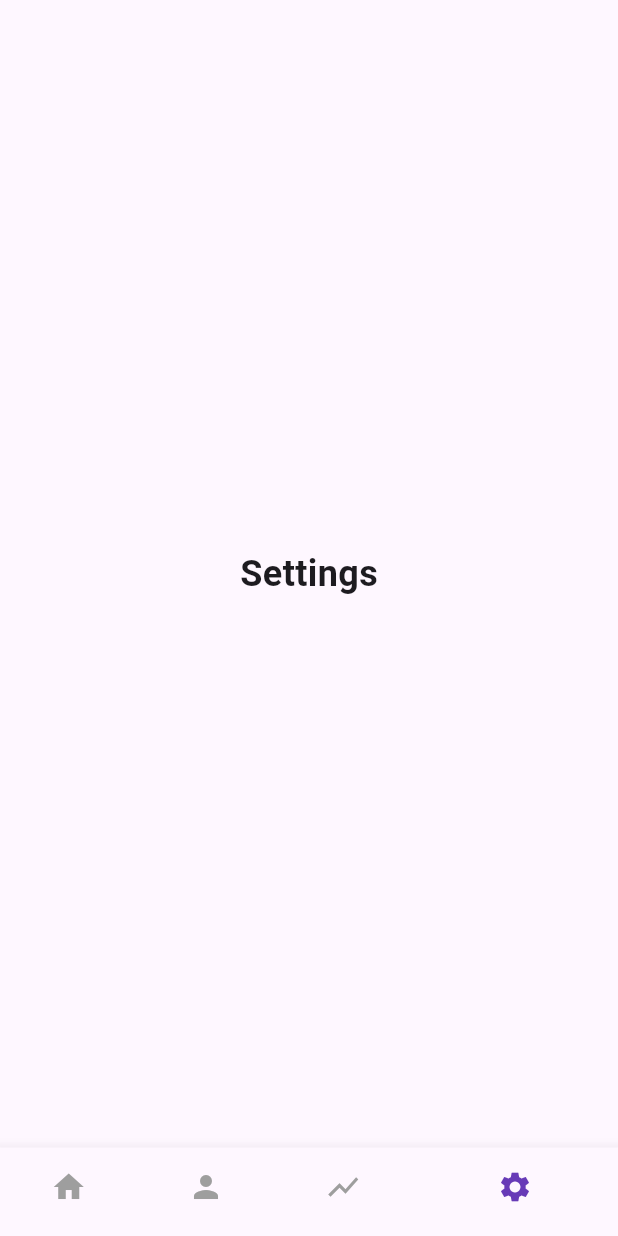
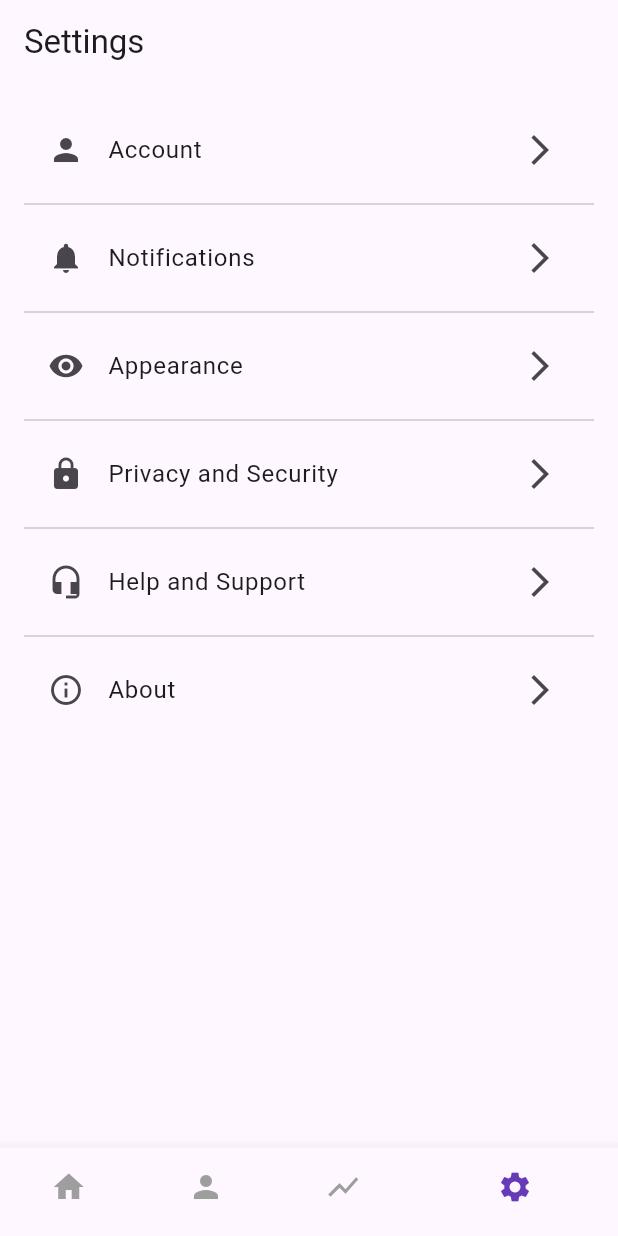
Before and after one commit to tan8325/Project_1, a Flutter app: the screen it shows after launch, item 4 of the bottom bar chosen, on a phone screen of 412 x 824 dp. Run offline on Flutter 3.47's test engine with Material 3 defaults, Android fonts, the phone set to English and light mode, and no system bars.

Commit message:
Added sqflite dependency and created settings screen w/ temporary navigations

```diff
--- a/lib/settings_page.dart
+++ b/lib/settings_page.dart
@@ -5,11 +5,78 @@ class SettingsPage extends StatelessWidget {
 
   @override
   Widget build(BuildContext context) {
-    return const Center(
-      child: Text(
-        'Settings',
-        style: TextStyle(fontSize: 24, fontWeight: FontWeight.bold),
+    final settings = [
+      {'icon': Icons.person, 'title': 'Account', 'route': AccountPage()},
+      {'icon': Icons.notifications, 'title': 'Notifications', 'route': NotificationsPage()},
+      {'icon': Icons.remove_red_eye, 'title': 'Appearance', 'route': AppearancePage()},
+      {'icon': Icons.lock, 'title': 'Privacy and Security', 'route': PrivacyPage()},
+      {'icon': Icons.headset_mic, 'title': 'Help and Support', 'route': HelpPage()},
+      {'icon': Icons.info_outline, 'title': 'About', 'route': AboutPage()},
+    ];
+
+    return Scaffold(
+      appBar: AppBar(title: const Text('Settings')),
+      body: ListView.separated(
+        padding: const EdgeInsets.all(16.0),
+        itemCount: settings.length,
+        itemBuilder: (context, index) {
+          final item = settings[index];
+          return ListTile(
+            leading: Icon(item['icon'] as IconData),
+            title: Text(item['title'] as String),
+            trailing: const Icon(Icons.arrow_forward_ios),
+            onTap: () {
+              Navigator.push(
+                context,
+                MaterialPageRoute(builder: (context) => item['route'] as Widget),
+              );
+            },
+          );
+        },
+        separatorBuilder: (context, index) => const Divider(),
       ),
     );
   }
 }
+
+class AccountPage extends StatelessWidget {
+  @override
+  Widget build(BuildContext context) {
+    return Scaffold(appBar: AppBar(title: const Text('Account')));
+  }
+}
+
+class NotificationsPage extends StatelessWidget {
+  @override
+  Widget build(BuildContext context) {
+    return Scaffold(appBar: AppBar(title: const Text('Notifications')));
+  }
+}
+
+class AppearancePage extends StatelessWidget {
+  @override
+  Widget build(BuildContext context) {
+    return Scaffold(appBar: AppBar(title: const Text('Appearance')));
+  }
+}
+
+class PrivacyPage extends StatelessWidget {
+  @override
+  Widget build(BuildContext context) {
+    return Scaffold(appBar: AppBar(title: const Text('Privacy and Security')));
+  }
+}
+
+class HelpPage extends StatelessWidget {
+  @override
+  Widget build(BuildContext context) {
+    return Scaffold(appBar: AppBar(title: const Text('Help and Support')));
+  }
+}
+
+class AboutPage extends StatelessWidget {
+  @override
+  Widget build(BuildContext context) {
+    return Scaffold(appBar: AppBar(title: const Text('About')));
+  }
+}
--- a/pubspec.yaml
+++ b/pubspec.yaml
@@ -30,6 +30,7 @@ environment:
 dependencies:
   flutter:
     sdk: flutter
+  sqflite: ^2.4.2
 
   # The following adds the Cupertino Icons font to your application.
   # Use with the CupertinoIcons class for iOS style icons.
```
Also changed, not shown: pubspec.lock, 1 other file.
